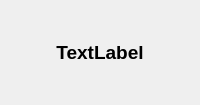
mtonin/gestcassa, file src/infowidget.ui: the form before one commit.
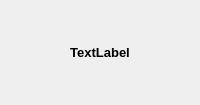
The form after the commit.

Commit message: - correzione size policy

```diff
--- a/src/infowidget.ui
+++ b/src/infowidget.ui
@@ -16,12 +16,6 @@
     <verstretch>0</verstretch>
    </sizepolicy>
   </property>
-  <property name="minimumSize">
-   <size>
-    <width>200</width>
-    <height>0</height>
-   </size>
-  </property>
   <property name="maximumSize">
    <size>
     <width>200</width>
@@ -31,18 +25,24 @@
   <property name="windowTitle">
    <string>Form</string>
   </property>
-  <layout class="QVBoxLayout" name="verticalLayout">
+  <layout class="QHBoxLayout" name="horizontalLayout">
    <property name="spacing">
     <number>0</number>
    </property>
    <property name="margin">
-    <number>0</number>
+    <number>1</number>
    </property>
    <item>
     <widget class="QLabel" name="infoLbl">
+     <property name="sizePolicy">
+      <sizepolicy hsizetype="Preferred" vsizetype="Preferred">
+       <horstretch>0</horstretch>
+       <verstretch>0</verstretch>
+      </sizepolicy>
+     </property>
      <property name="font">
       <font>
-       <pointsize>14</pointsize>
+       <pointsize>10</pointsize>
        <weight>75</weight>
        <bold>true</bold>
       </font>
```
Left out of the diff: 3 changed lines with no effect on the pictures. The commit also changes 6 other files.
